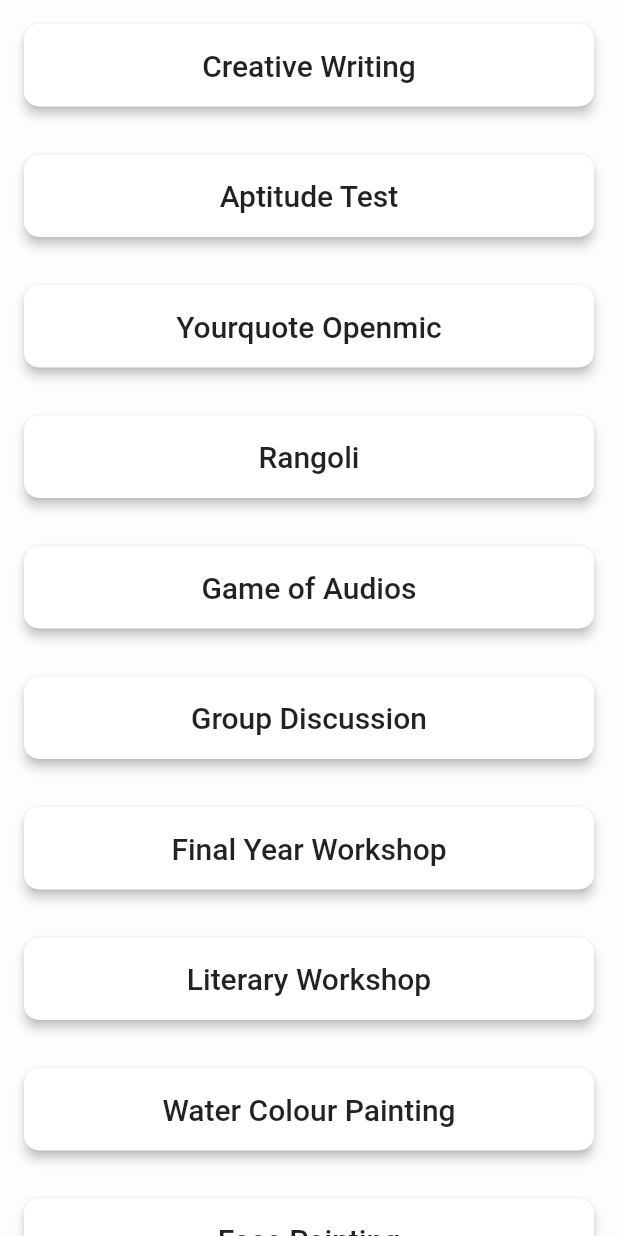
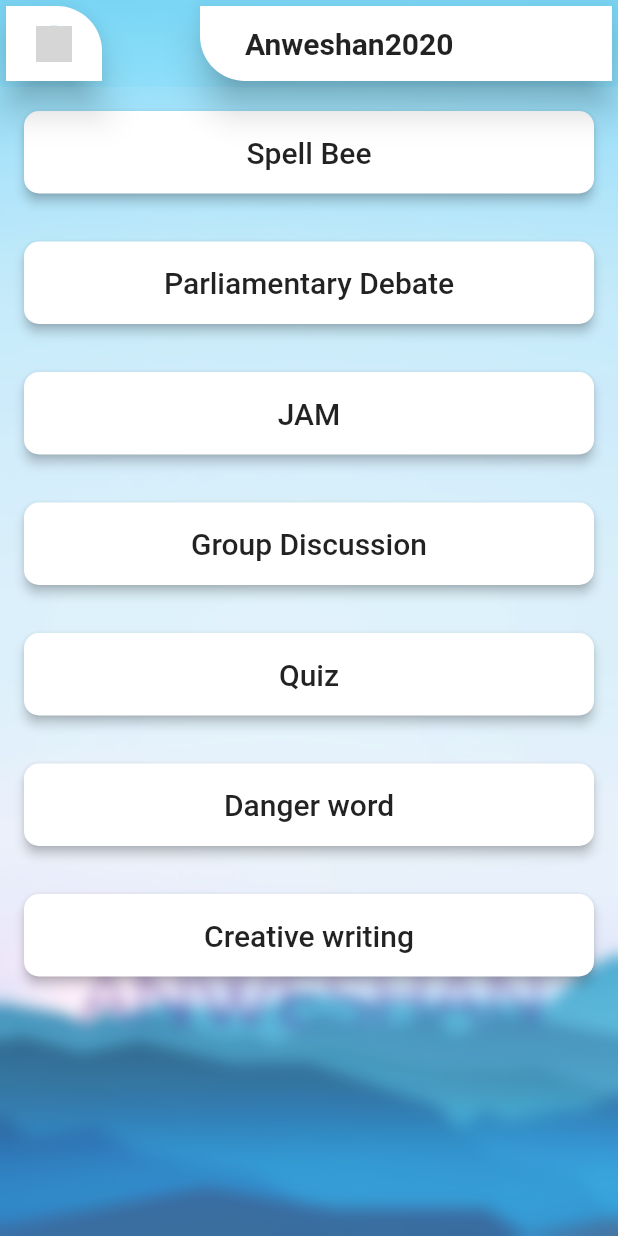
Before and after one commit to azhar1038/Anweshan-Quiz, a Flutter app: the Tabs screen opened directly with empty values, item 2 of the bottom bar chosen, after a tap on "Events", on a phone screen of 412 x 824 dp. Run offline on Flutter 3.47's test engine with Material 2 defaults, Android fonts, the phone set to English and light mode, and no system bars; our stand-ins replace cloud_firestore, connectivity, firebase_auth, firebase_dynamic_links, firebase_messaging, flare_flutter and 2 more; missing offline and left inert: flare_dart, upi_india; accounts and stored records are empty; network calls fail; grey boxes are pictures that could not be loaded.

Commit message:
Added 2020 events

```diff
--- a/lib/main.dart
+++ b/lib/main.dart
@@ -9,6 +9,7 @@ import 'pages/error.dart';
 import 'pages/wait.dart';
 
 void main(){
+  WidgetsFlutterBinding.ensureInitialized();
   SystemChrome.setSystemUIOverlayStyle(
     SystemUiOverlayStyle(
       systemNavigationBarColor: Colors.transparent,
--- /dev/null
+++ b/lib/pages/anweshan_2020.dart
@@ -0,0 +1,199 @@
+import 'dart:ui';
+
+import 'package:flutter/material.dart';
+import 'package:quiz/custom_widgets/expansion_card.dart';
+
+import '../custom_widgets/top_bar.dart';
+import 'user_profile.dart';
+
+class Event {
+  String title, day, description;
+  List<String> coordinators, professors;
+
+  Event({
+    @required this.title,
+    @required this.description,
+    this.day,
+    this.coordinators,
+    this.professors,
+  });
+}
+
+class Anweshan2020 extends StatefulWidget {
+  final Map<String, dynamic> user;
+
+  Anweshan2020({
+    @required this.user,
+  });
+  @override
+  _Anweshan2020State createState() => _Anweshan2020State();
+}
+
+class _Anweshan2020State extends State<Anweshan2020> {
+  List<Event> events = List<Event>();
+
+  @override
+  void initState() {
+    events.add(Event(
+      title: 'Spell Bee',
+      description:
+          'Ever pictured yourself on the apex podium in the realm of enthralling BEES battling for perfection in English Vocabulary & Spelling? It\'s a chance & platform where we check whether/not you have the grit & passion to go the extra mile to develop correct English usage & Spelling. ALL BEES UNITE!',
+    ));
+    events.add(Event(
+      title: 'Parliamentary Debate',
+      description:
+          'Is CAB the talk of the hour or is delaying the hanging of Nirbhaya convicts, the major issue? What are your stance on burning issues across today\'s India? Need a platform to speak your mind out? Well worry no more, cause this Anweshan, we bring you Parliamentary Debate for all the fire within you to be ignited into debating.',
+    ));
+    events.add(Event(
+      title: 'JAM',
+      description:
+          'Just A Minute is all you get to speak your mind and heart out, but dare not commit a mistake or you\'ll be jammed out! What a mere minutely important minute huh? So can you stand out for the maximum seconds and be the battle field hero or will you be jammed too? Stay tuned to Anweshan 2k20 to find out.',
+    ));
+    events.add(Event(
+      title: 'Group Discussion',
+      description: "We've all got opinions, and like our fingers varying morphologically, every one of our thoughts vary. We all talk with our friends, but what if we make our talk a bit more productive by voicing our opinions into discussions? Don't worry, we've got the right platform for you and your friends this Anweshan with Group Discussions on board.",
+    ));
+    events.add(Event(
+      title: 'Quiz',
+      description: "Are you someone who is inherently curious about the life history of great rulers, or records set by sports players, or etymology of words or unusual shape of Cyprus? Do you wonder about everything under the sun?\n\nIf trivia excited you, it doesn't matter if your intellect lies in tech or prowess in business. It doesn't matter if you're a generalist or a specialist. We've a place for you all in this Anweshan. Don't miss the chance to get your brain buzzing with the satisfaction of decoding a good question.\n\nQuiz and let quiz!",
+    ));
+    events.add(Event(
+      title: 'Danger word',
+      description: "Just as it sounds, danger word involves two membered teams of two, where in each team one guesses and one gives single worded clue. Two words are given, out of which one is the safe word and the other the danger word. The guessing partner has to guess the safe word and NOT say the danger word. The partner giving clues has to ensure that clues are framed in such a way that guessing partner doesn't say the danger word, else they lose.",
+    ));
+    events.add(Event(
+      title: 'Creative writing',
+      description: "This is for the people who find themselves spinning stories while sitting idle, who get a spurt of inspiration in the middle of a serious conversation and rush to write that down. This is for the people whose pens do not stop even when the ink dries. This is for the people who can alter reality, or create one, just using their mind. This is for the paper superheroes, who believe that the pen is mightier that the sword. Anweshan 2020 welcomes all of you to this event with the freedom to make full use of your superpower.",
+    ));
+    super.initState();
+  }
+
+  @override
+  Widget build(BuildContext context) {
+    return Stack(
+      children: <Widget>[
+        Image.asset(
+          'images/background.jpg',
+          fit: BoxFit.cover,
+          height: MediaQuery.of(context).size.height,
+          width: MediaQuery.of(context).size.width,
+          alignment: Alignment.bottomCenter,
+        ),
+        Scaffold(
+          backgroundColor: Colors.transparent,
+          appBar: TopBar(
+            title: 'Anweshan2020',
+            active: GestureDetector(
+              child: avatar(),
+              onTap: () => Navigator.of(context).push(
+                MaterialPageRoute(
+                  builder: (context) => UserProfile(user: widget.user),
+                ),
+              ),
+            ),
+          ),
+          body: BackdropFilter(
+            filter: ImageFilter.blur(sigmaX: 5.0, sigmaY: 5.0),
+            child: Container(
+              height: MediaQuery.of(context).size.height,
+              width: MediaQuery.of(context).size.height,
+              decoration: BoxDecoration(
+                color: Colors.grey.shade200.withOpacity(0.1),
+              ),
+              child: ListView.builder(
+                itemCount: events.length,
+                itemBuilder: (context, index) {
+                  return ExpansionCard(
+                    header: Container(
+                      padding: EdgeInsets.all(16.0),
+                      alignment: Alignment.center,
+                      child: Text(
+                        events[index].title,
+                        style: Theme.of(context).textTheme.title,
+                      ),
+                    ),
+                    body: Container(
+                      padding: EdgeInsets.all(16.0),
+                      child: Column(
+                        crossAxisAlignment: CrossAxisAlignment.start,
+                        mainAxisSize: MainAxisSize.min,
+                        children: <Widget>[
+                          events[index].day != null?Padding(
+                            padding: const EdgeInsets.only(bottom:8.0),
+                            child: Text(
+                              events[index].day,
+                              style: Theme.of(context)
+                                  .textTheme
+                                  .subhead
+                                  .copyWith(fontWeight: FontWeight.w600),
+                            ),
+                          ):Container(),
+                          Text(
+                            events[index].description,
+                            textAlign: TextAlign.justify,
+                          ),
+                          events[index].coordinators != null?Text(
+                            'Coordinators: ',
+                            style: Theme.of(context)
+                                .textTheme
+                                .subhead
+                                .copyWith(fontWeight: FontWeight.w700),
+                          ):Container(),
+                          events[index].coordinators != null?Padding(
+                            padding: const EdgeInsets.only(bottom: 8.0),
+                            child: ListView.builder(
+                              itemCount: events[index].coordinators.length,
+                              shrinkWrap: true,
+                              physics: NeverScrollableScrollPhysics(),
+                              itemBuilder: (context, i) {
+                                return Text(events[index].coordinators[i]);
+                              },
+                            ),
+                          ):Container(),
+                          events[index].professors != null
+                              ? Text(
+                                  'Professors: ',
+                                  style: Theme.of(context)
+                                      .textTheme
+                                      .subhead
+                                      .copyWith(fontWeight: FontWeight.w700),
+                                )
+                              : Container(),
+                          events[index].professors != null
+                              ? ListView.builder(
+                                  itemCount: events[index].professors.length,
+                                  shrinkWrap: true,
+                                  physics: NeverScrollableScrollPhysics(),
+                                  itemBuilder: (context, i) {
+                                    return Text(events[index].professors[i]);
+                                  },
+                                )
+                              : Container(),
+                        ],
+                      ),
+                    ),
+                  );
+                },
+              ),
+            ),
+          ),
+        ),
+      ],
+    );
+  }
+
+  Widget avatar() {
+    double radius = 12.0;
+    if (widget.user['photoUrl'] != null)
+      return CircleAvatar(
+        backgroundImage: NetworkImage(widget.user['photoUrl']),
+        radius: radius,
+      );
+    else
+      return CircleAvatar(
+        backgroundColor: Colors.green,
+        child: Text(widget.user['name'][0]),
+        radius: radius,
+      );
+  }
+}
--- a/lib/pages/anweshan_current.dart
+++ b/lib/pages/anweshan_current.dart
@@ -3,6 +3,7 @@ import 'dart:ui';
 import 'package:cloud_firestore/cloud_firestore.dart';
 import 'package:flutter/material.dart';
 import 'package:quiz/custom_widgets/wait_button.dart';
+import 'package:quiz/pages/anweshan_2020.dart';
 import 'package:quiz/pages/anweshan_prev.dart';
 
 import 'package:quiz/pages/registration.dart';
@@ -80,7 +81,7 @@ class _AnweshanCurrentState extends State<AnweshanCurrent>
                         onPressed: () {
                           Navigator.of(context).push(
                             MaterialPageRoute(
-                              builder: (context) => AnweshanPrev(),
+                              builder: (context) => Anweshan2020(user: widget.user,),
                             ),
                           );
                         },
--- a/lib/pages/sign_in.dart
+++ b/lib/pages/sign_in.dart
@@ -132,13 +132,13 @@ class SignIn extends StatelessWidget {
           ),
         );
       }).catchError((error) {
-        print(error);
+        print(error.cause);
         auth.googleSignOut();
         _controller.play = false;
         throw Exception(error);
       });
     }).catchError((error) {
-      print(error);
+      print(error.cause);
       _controller.play = false;
       Scaffold.of(context).showSnackBar(SnackBar(
         content: Text('Failed to SignIn. Try again.'),
```
Also changed, not shown: pubspec.lock, 5 other files.
